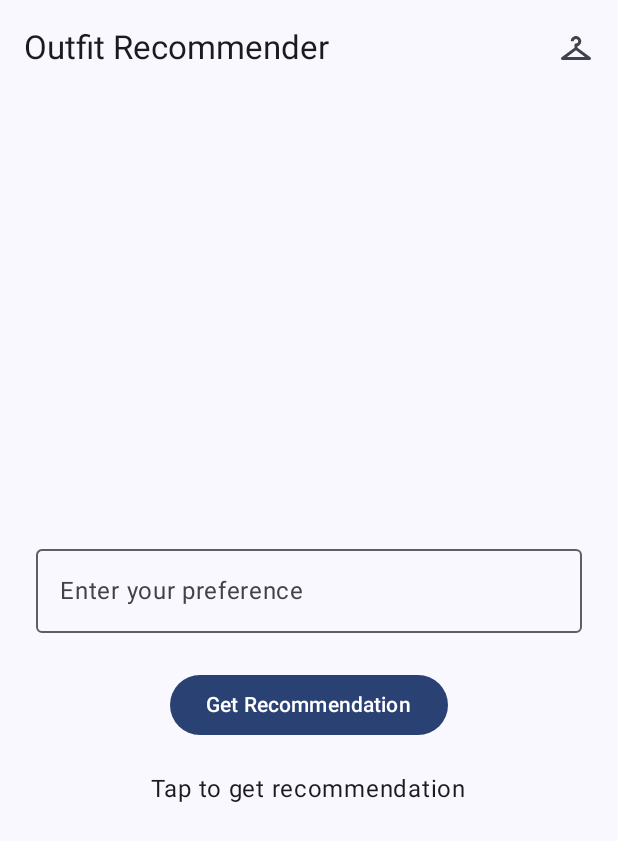
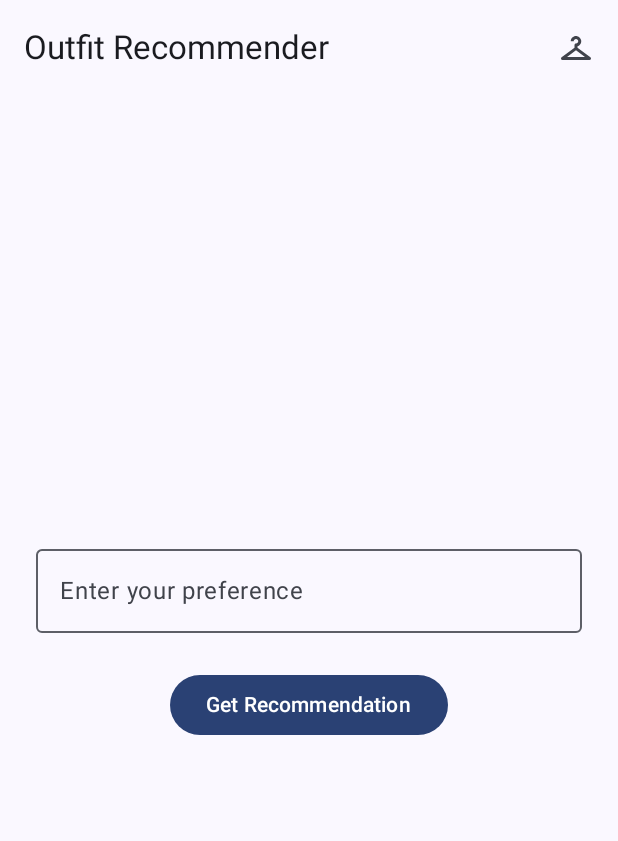
Before and after one commit to yaniker/ClothingRecommendationApp, an Android app built with Jetpack Compose: the screen it shows after launch (MainActivity), on a phone screen of 412 x 824 dp. Shown: the top 841 px of the screen. Run offline under Robolectric (Android 15) with nearby library versions, the phone set to English and light mode, and no system bars; libraries missing offline, so code that uses them is left out: org.tensorflow.lite; 1 statement that could not run was skipped.

Commit message:
removed tap to get recommendation text

```diff
--- a/app/src/main/java/com/example/workcombinationrecommend/MainActivity.kt
+++ b/app/src/main/java/com/example/workcombinationrecommend/MainActivity.kt
@@ -167,7 +167,7 @@ fun RecommendationScreen(
 
     var topItem by remember { mutableStateOf<ClothingItem?>(null) }
     var bottomItem by remember { mutableStateOf<ClothingItem?>(null) }
-    var message by remember { mutableStateOf("Tap to get recommendation") }
+    var message by remember { mutableStateOf("") }
     var userPrompt by remember { mutableStateOf("") }
 
     LaunchedEffect(selectedItem) {
@@ -182,7 +182,6 @@ fun RecommendationScreen(
         } else {
             topItem = null
             bottomItem = null
-            message = "Tap to get recommendation"
         }
     }
 
```
